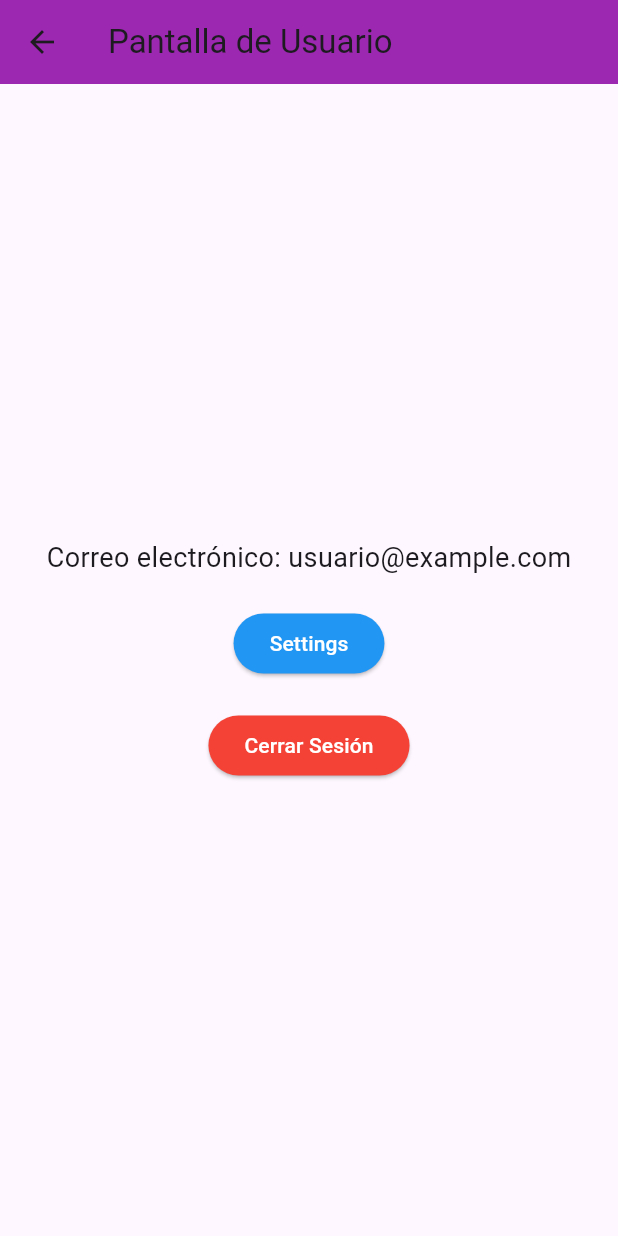
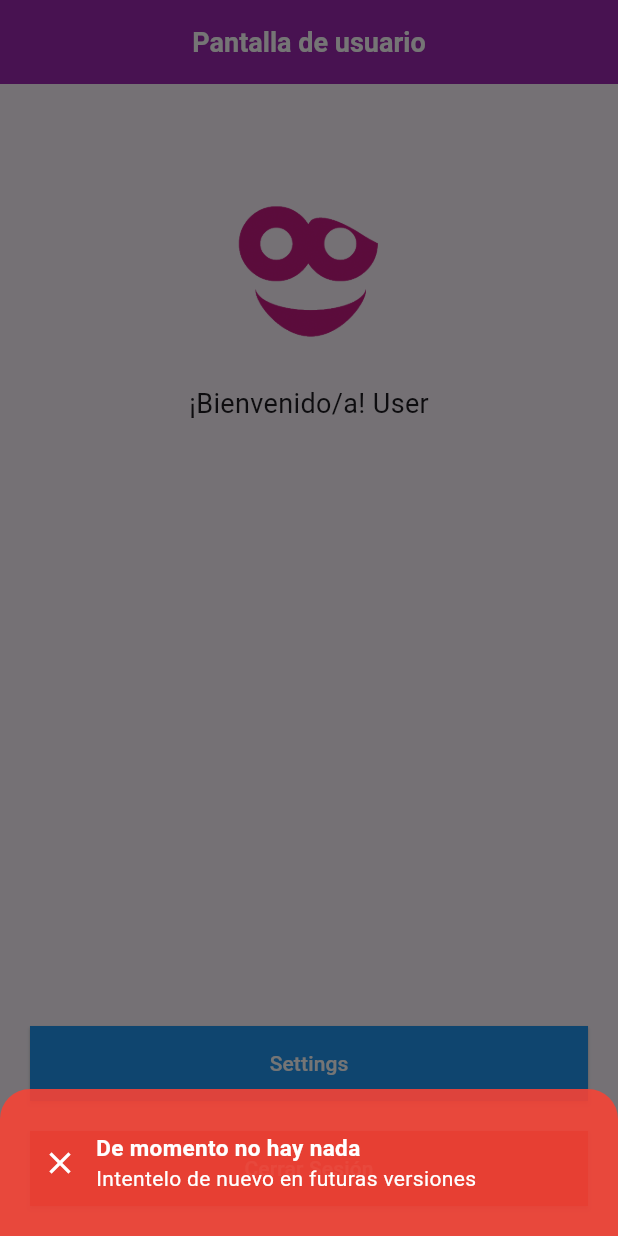
Before and after one commit to TheCarlitosYT/inforas, a Flutter app: the UserScreen screen opened directly, after a tap on "Settings", on a phone screen of 412 x 824 dp. Run offline on Flutter 3.47's test engine with Material 3 defaults, Android fonts, the phone set to English and light mode, and no system bars; our stand-ins replace flutter_secure_storage, form_field_validator, get, syncfusion_flutter_calendar, table_calendar; accounts and stored records are empty.

Commit message:
Modificacion a userScreen

```diff
--- a/lib/screens/userScreen.dart
+++ b/lib/screens/userScreen.dart
@@ -1,45 +1,93 @@
 import 'package:flutter/material.dart';
+import 'package:inforas/widgets/errorPopUp.dart';
 
 class UserScreen extends StatelessWidget {
-  const UserScreen({super.key});
+  const UserScreen({Key? key});
 
   @override
   Widget build(BuildContext context) {
     return Scaffold(
       appBar: AppBar(
-        backgroundColor: Colors.purple, // Cabecera morada
-        title: Text('Pantalla de Usuario'), // Título de la pantalla
+        backgroundColor: Colors.purple,
+        automaticallyImplyLeading: false,
+        centerTitle: true,
+        titleTextStyle: TextStyle(
+            color: Colors.white, fontSize: 18, fontWeight: FontWeight.bold),
+        title: Text('Pantalla de usuario'),
       ),
-      body: Center(
+      body: Padding(
+        padding: EdgeInsets.all(20),
         child: Column(
-          mainAxisAlignment: MainAxisAlignment.center,
-          children: <Widget>[
-            Text(
-              'Correo electrónico: usuario@example.com', // Texto del correo electrónico
-              style: TextStyle(fontSize: 18),
-            ),
-            SizedBox(height: 20), // Espacio entre el texto y los botones
-            ElevatedButton(
-              onPressed: () {
-                // Acción cuando se presiona el botón de Settings
-              },
-              style: ElevatedButton.styleFrom(
-                backgroundColor: Colors.blue, // Color azul
-              ),
-              child: Text('Settings', style: TextStyle(color: Colors.white)),
-            ),
-            SizedBox(height: 20), // Espacio entre los botones
-            ElevatedButton(
-              onPressed: () {
-                // Acción cuando se presiona el botón de Cerrar Sesión
-              },
-              style: ElevatedButton.styleFrom(
-                backgroundColor: Colors.red, // Color rojo
-              ),
-              child: Text('Cerrar Sesión', style: TextStyle(color: Colors.white)),
-            ),
-          ],
+        mainAxisAlignment: MainAxisAlignment.center,
+        crossAxisAlignment: CrossAxisAlignment.center,
+        children: <Widget>[
+          SizedBox(height: 50),
+          userInfo(),
+          Expanded(child: Container()),
+          settingsButton(context),
+          SizedBox(height: 20),
+          logOutButton(),
+        ],
+      ),
+      ),
+    );
+  }
+
+  Widget userInfo() {
+    return Column(
+      // ignore: prefer_const_literals_to_create_immutables
+      children: [
+        CircleAvatar(
+          radius: 55,
+          backgroundColor: Colors.transparent,
+          backgroundImage: AssetImage('assets/Face2.png'),
         ),
+        SizedBox(height: 20),
+        Text(
+          '¡Bienvenido/a! User',
+          style: TextStyle(fontSize: 18),
+        ),
+      ],
+    );
+  }
+
+  Widget settingsButton(context) {
+    return SizedBox(
+      width: double.infinity, // Ancho máximo
+      height: 50,
+      child: ElevatedButton(
+        onPressed: () {
+          ErrorPopup(
+            title: 'De momento no hay nada',
+            message: 'Intentelo de nuevo en futuras versiones'
+            ).showErrorPopup(context);
+        },
+        style: ElevatedButton.styleFrom(
+          backgroundColor: Colors.blue,
+          shape: RoundedRectangleBorder(
+            borderRadius: BorderRadius.circular(0),
+          ),
+        ),
+        child: Text('Settings', style: TextStyle(color: Colors.white)),
+      ),
+    );
+  }
+
+  Widget logOutButton() {
+    return SizedBox(
+      width: double.infinity,
+      height: 50,
+      child: ElevatedButton(
+        onPressed: () {
+          // Acción cuando se presiona el botón de Cerrar Sesión
+        },
+        style: ElevatedButton.styleFrom(
+          backgroundColor: Colors.red,
+          shape: RoundedRectangleBorder(
+            borderRadius: BorderRadius.circular(0),
+          ),
+        ),
+        child: Text('Cerrar Sesión', style: TextStyle(color: Colors.white)),
       ),
     );
   }
```
Also changed, not shown: assets/Face2.png (added).
